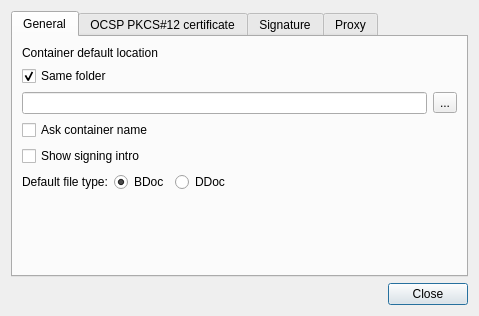
Qt form qdigidoc/trunk/client/ui/SettingsDialog.ui (tixsys/esteid) before a commit.
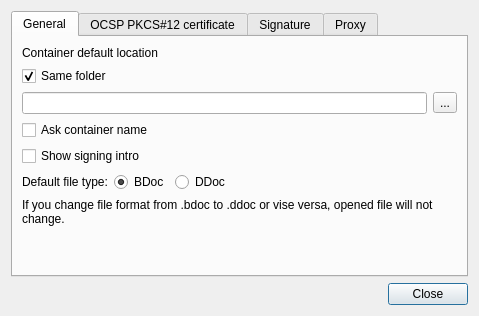
The same form after that commit.

Commit message:
qdigidoc: client add info
Ticket #621

What changed in the file:
```diff
--- a/qdigidoc/trunk/client/ui/SettingsDialog.ui
+++ b/qdigidoc/trunk/client/ui/SettingsDialog.ui
@@ -114,6 +114,16 @@
          </item>
         </layout>
        </item>
+       <item>
+        <widget class="QLabel" name="typeInfo">
+         <property name="text">
+          <string>If you change file format from .bdoc to .ddoc or vise versa, opened file will not change.</string>
+         </property>
+         <property name="wordWrap">
+          <bool>true</bool>
+         </property>
+        </widget>
+       </item>
        <item>
         <spacer name="tabGeneralSpacer">
          <property name="orientation">
```
The commit also changes 2 other files.
